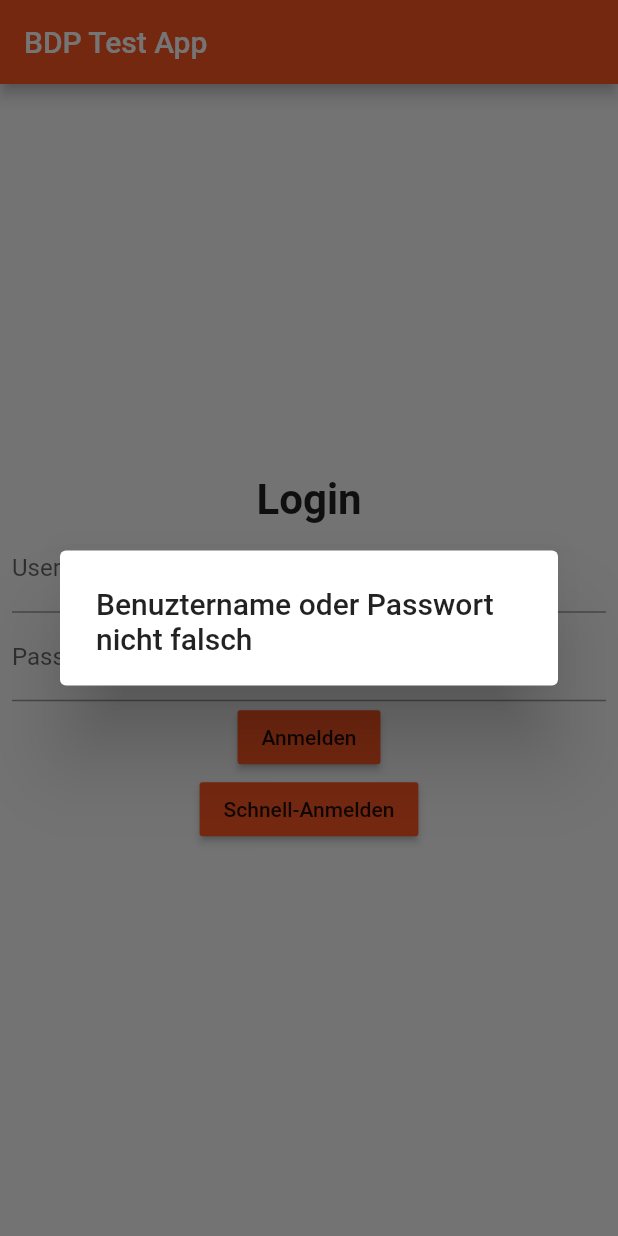
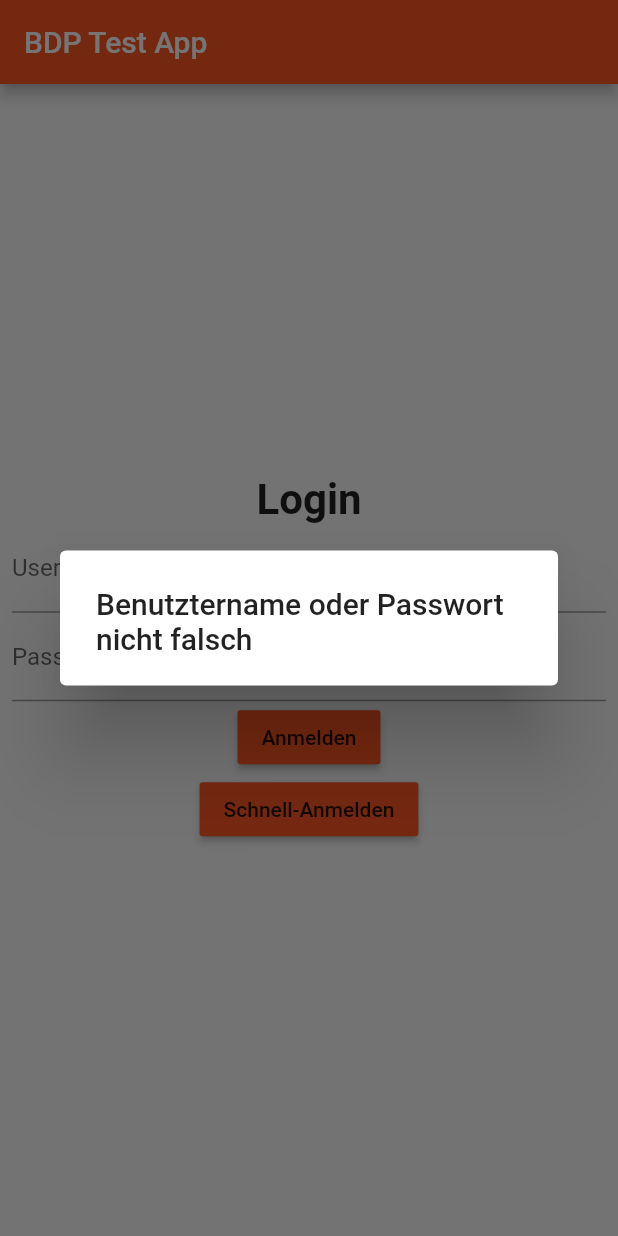
Before and after one commit to shukon/BDP, a Flutter app: the screen it shows after launch, after a tap on "Anmelden", on a phone screen of 412 x 824 dp. Run offline on Flutter 3.47's test engine with Material 2 defaults, Android fonts, the phone set to English and light mode, and no system bars; our stand-ins replace table_calendar, webview_flutter.

Commit message:
Correct spelling error in login

```diff
--- a/bdp_app/lib/pages/LoginPage.dart
+++ b/bdp_app/lib/pages/LoginPage.dart
@@ -75,7 +75,7 @@ class _LoginPageState extends State<LoginPage> {
             builder: (BuildContext context) {
               return AlertDialog(
                   title: new Text(
-                      "Benuztername oder Passwort nicht falsch"));
+                      "Benutztername oder Passwort nicht falsch"));
             });
       }
     });
```
